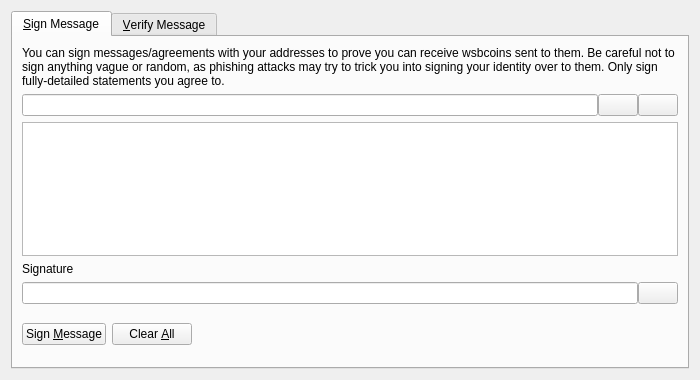
Before: the Qt Designer form src/qt/forms/signverifymessagedialog.ui in itz63c/YoloYachtCoin, drawn with Qt 5.
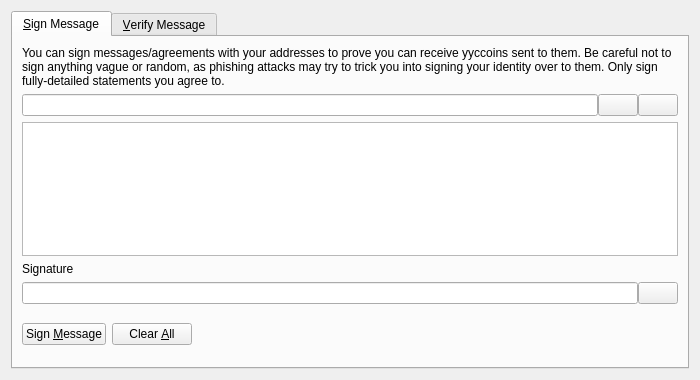
After: the same form once the commit is applied. Icons and pictures are not drawn. Custom widgets are drawn as their Qt base class.

Patch:
```diff
--- a/src/qt/forms/signverifymessagedialog.ui
+++ b/src/qt/forms/signverifymessagedialog.ui
@@ -30,7 +30,7 @@
        <item>
         <widget class="QLabel" name="infoLabel_SM">
          <property name="text">
-          <string>You can sign messages/agreements with your addresses to prove you can receive wsbcoins sent to them. Be careful not to sign anything vague or random, as phishing attacks may try to trick you into signing your identity over to them. Only sign fully-detailed statements you agree to.</string>
+          <string>You can sign messages/agreements with your addresses to prove you can receive yyccoins sent to them. Be careful not to sign anything vague or random, as phishing attacks may try to trick you into signing your identity over to them. Only sign fully-detailed statements you agree to.</string>
          </property>
          <property name="textFormat">
           <enum>Qt::PlainText</enum>
```
Left out of the diff: 8 changed lines with no effect on the pictures.
